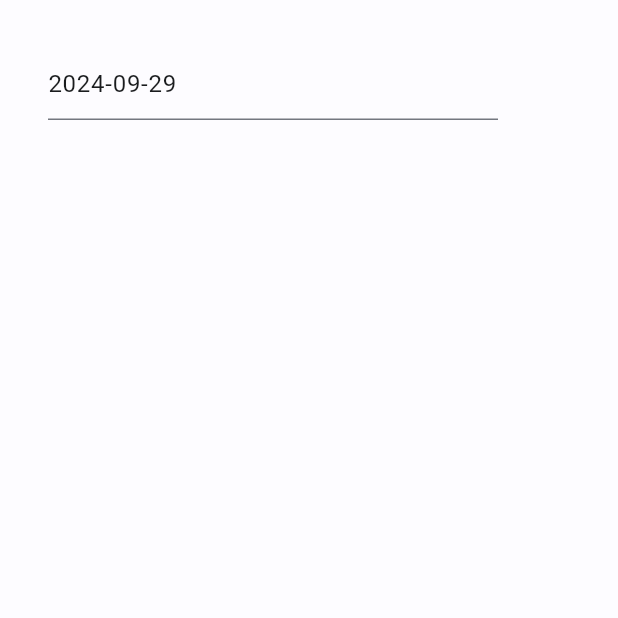
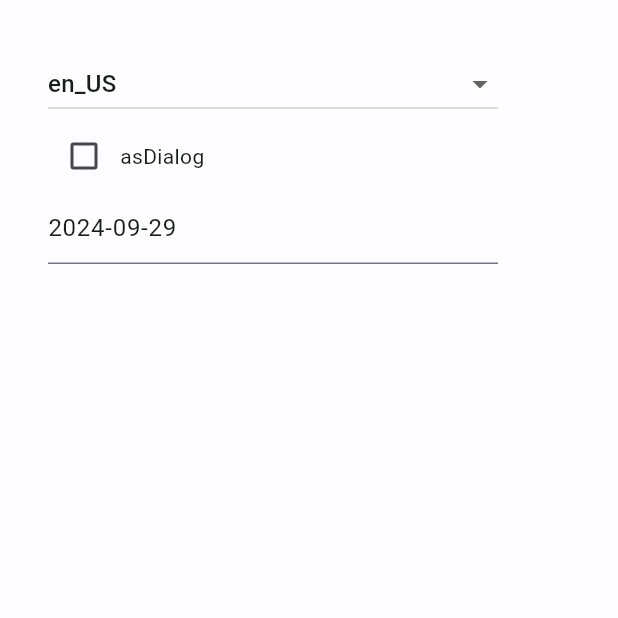
Before and after one commit to ngocvuphan/flutter_web_date_picker, a Flutter app: the screen it shows after launch, on a phone screen of 412 x 824 dp, the top half of it. Run offline on Flutter 3.47's test engine with Material 3 defaults, Android fonts, the phone set to English and light mode, and no system bars; missing offline and left inert: vph_common_widgets.

Commit message:
Add asDialog

```diff
--- a/example/lib/main.dart
+++ b/example/lib/main.dart
@@ -18,6 +18,15 @@ class MyApp extends StatefulWidget {
 class _MyAppState extends State<MyApp> {
   late TextEditingController _controller;
   late DateTime _selectedDate;
+  Locale? _locale;
+  bool _asDialog = false;
+
+  static const _supportedLocales = [
+    Locale('en', 'US'),
+    Locale('vi', 'VN'),
+    Locale('es', 'ES'),
+    Locale('it', 'IT'),
+  ];
 
   @override
   void initState() {
@@ -25,31 +34,58 @@ class _MyAppState extends State<MyApp> {
     _selectedDate = DateTime.now();
     _controller =
         TextEditingController(text: _selectedDate.toString().split(' ')[0]);
+    _locale = _supportedLocales[0];
   }
 
   @override
   Widget build(BuildContext context) {
     final textFieldKey = GlobalKey();
     return MaterialApp(
-      supportedLocales: const [
-        Locale('en'),
-        Locale('vi'),
-        Locale('es'),
-        Locale('it'),
-      ],
+      supportedLocales: _supportedLocales,
       localizationsDelegates: const [
         GlobalMaterialLocalizations.delegate,
       ],
-      locale: const Locale('it'),
+      locale: _locale,
       title: 'Web Date Picker Demo',
       theme: ThemeData(useMaterial3: true, colorScheme: lightColorScheme),
       darkTheme: ThemeData(useMaterial3: true, colorScheme: darkColorScheme),
       home: Scaffold(
         body: Padding(
-          padding: const EdgeInsets.symmetric(horizontal: 32.0, vertical: 32.0),
+          padding: const EdgeInsets.all(32),
           child: SizedBox(
             width: 300,
-            child: TextField(
+            child: Column(
+              crossAxisAlignment: CrossAxisAlignment.start,
+              children: [
+                DropdownButton<Locale>(
+                  isExpanded: true,
+                  value: _locale,
+                  items: _supportedLocales
+                      .map(
+                        (e) => DropdownMenuItem<Locale>(
+                          value: e,
+                          child: Text(e.toString()),
+                        ),
+                      )
+                      .toList(),
+                  onChanged: (e) {
+                    setState(() {
+                      _locale = e;
+                    });
+                  },
+                ),
+                Row(
+                  children: [
+                    Checkbox(
+                      value: _asDialog,
+                      onChanged: (v) => setState(() {
+                        _asDialog = v!;
+                      }),
+                    ),
+                    const Text("asDialog"),
+                  ],
+                ),
+                TextField(
                   key: textFieldKey,
                   controller: _controller,
                   readOnly: true,
@@ -57,13 +93,15 @@ class _MyAppState extends State<MyApp> {
                     final pickedDate = await showWebDatePicker(
                       context: textFieldKey.currentContext!,
                       initialDate: _selectedDate,
-                    firstDate: DateTime.now().subtract(const Duration(days: 7)),
+                      firstDate:
+                          DateTime.now().subtract(const Duration(days: 7)),
                       lastDate: DateTime.now().add(const Duration(days: 14000)),
-                    //width: 300,
-                    //withoutActionButtons: true,
+                      // width: 400,
+                      // withoutActionButtons: true,
                       weekendDaysColor: Colors.red,
-                    selectedDayColor: Colors.brown
+                      // selectedDayColor: Colors.brown
                       // firstDayOfWeekIndex: 1,
+                      asDialog: _asDialog,
                     );
                     if (pickedDate != null) {
                       _selectedDate = pickedDate;
@@ -71,6 +109,8 @@ class _MyAppState extends State<MyApp> {
                     }
                   },
                 ),
+              ],
+            ),
           ),
         ),
       ),
--- a/example/pubspec.yaml
+++ b/example/pubspec.yaml
@@ -48,7 +48,7 @@ dev_dependencies:
   # activated in the `analysis_options.yaml` file located at the root of your
   # package. See that file for information about deactivating specific lint
   # rules and activating additional ones.
-  flutter_lints: ^2.0.0
+  flutter_lints: ^5.0.0
 
 # For information on the generic Dart part of this file, see the
 # following page: https://dart.dev/tools/pub/pubspec
--- a/pubspec.yaml
+++ b/pubspec.yaml
@@ -1,6 +1,6 @@
 name: vph_web_date_picker
 description: Flutter date picker package for web application. The date picker is displayed as dropdown
-version: 0.0.8
+version: 0.0.9
 homepage: https://github.com/ngocvuphan/flutter_web_date_picker
 
 environment:
@@ -16,6 +16,6 @@ dependencies:
 dev_dependencies:
   flutter_test:
     sdk: flutter
-  flutter_lints: ^4.0.0
+  flutter_lints: ^5.0.0
 
 flutter:
```
Also changed, not shown: lib/src/web_date_picker.dart (+32 -1 lines), example/pubspec.lock, 2 other files. Lines whose indentation alone changed are shown as unchanged.
